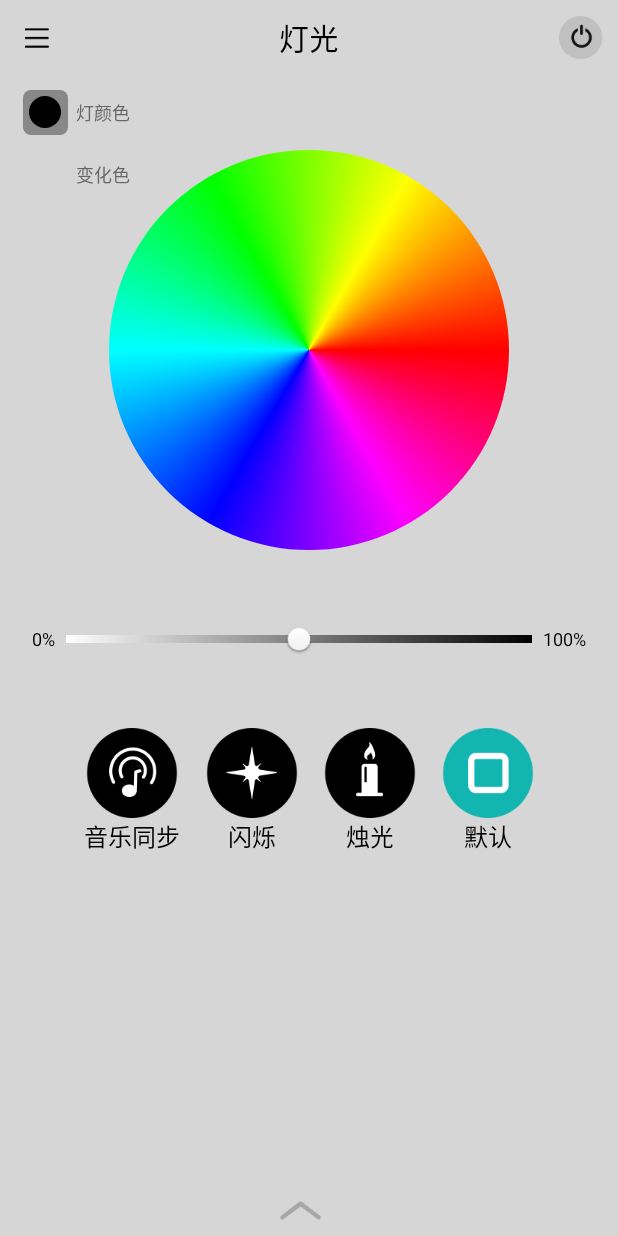
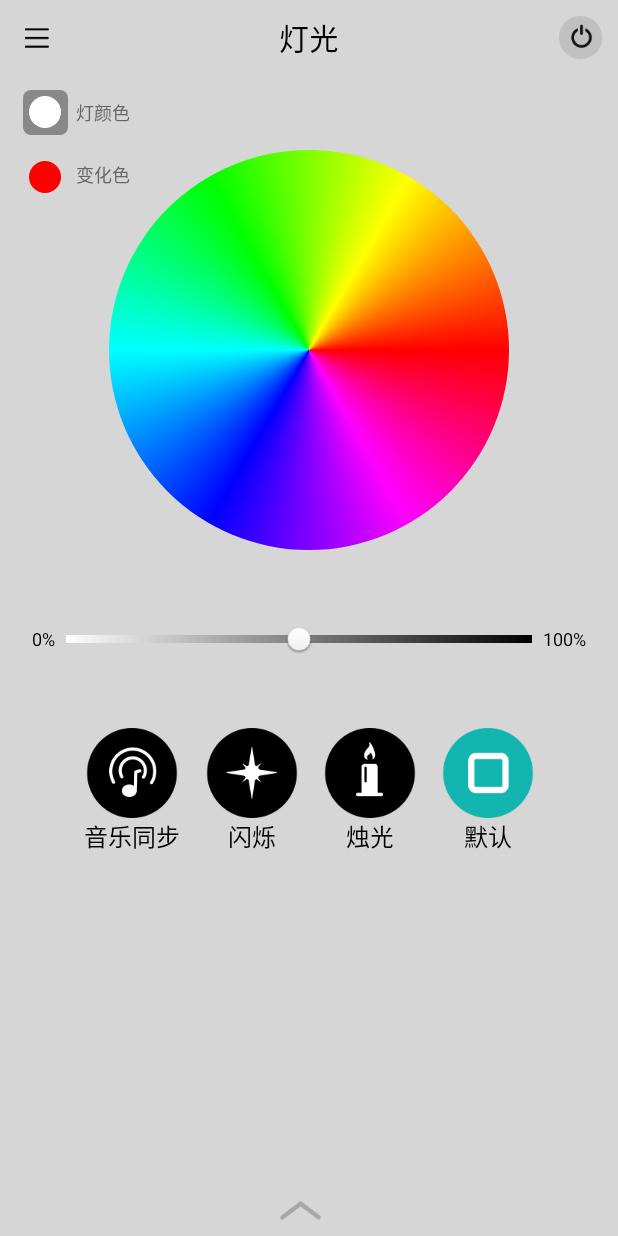
Before and after one commit to yinshijian-kkb/MagicLamp, an Android app: the screen it shows after launch (MyActivity), on a phone screen of 412 x 824 dp. Run offline under Robolectric (Android 15) with nearby library versions, the phone set to English and light mode, and no system bars; libraries missing offline, so code that uses them is left out: com.nineoldandroids.animation.

Commit message:
modify compound color logic

```diff
--- a/MagicLamp/src/main/java/tcl/com/magiclamp/data/LampColor.java
+++ b/MagicLamp/src/main/java/tcl/com/magiclamp/data/LampColor.java
@@ -20,7 +20,7 @@ public class LampColor {
     private LampColorState mState;
 
     public static final int COLOR_DISABLE = 0xff888888;
-    public static final int COLOR_EMPTY = 0xff000000;
+    public static final int COLOR_EMPTY = 0xffffffff;
     private boolean mChecked;
 
     public int getColor() {
--- a/MagicLamp/src/main/java/tcl/com/magiclamp/fragment/MainFragment.java
+++ b/MagicLamp/src/main/java/tcl/com/magiclamp/fragment/MainFragment.java
@@ -293,7 +293,10 @@ public class MainFragment extends Fragment implements
             LampColor _colorHolder = mCompundColorWithState.get(i);
             if (mLampData.getCompoundColor() != null && mLampData.getCompoundColor()[i] != 0) {
                 _colorHolder.setColor(mLampData.getCompoundColor()[i]);
+                mCompoundColorPosition ++;
+                mLastCompoundColorPos = mCompoundColorPosition;
             } else {
+                cancelColorPos.add(i);
                 _colorHolder.setColor(LampColor.COLOR_EMPTY);
             }
         }
@@ -467,7 +470,6 @@ public class MainFragment extends Fragment implements
                 //灯色
                 if (mLampData.getColor() != 0) {
                     mLampColor.setColor(LampColor.COLOR_EMPTY);
-                    mLampData.setColor(0);
                 } else {
                     ToastUtils.showShort(mContext, "请选择灯色");
                 }
@@ -515,10 +517,10 @@ public class MainFragment extends Fragment implements
      */
     private void checkedLampColor(boolean checked) {
         if (mLampColor.isChecked() == checked) return;//这是为什么把选中状态放在对象中的原因
-        view_lamp_bg.setBackgroundResource(checked ? R.drawable.changable_panel_bg : R.color.transparent);
         if (checked && mIsExpanded) {
             expandCompoundColor(false);
         }
+        view_lamp_bg.setBackgroundResource(checked ? R.drawable.changable_panel_bg : R.color.transparent);
         compoundColorContainer.setBackgroundResource(!checked ? R.drawable.changable_panel_bg : R.color.transparent);
         mLampColor.setChecked(checked);
     }
@@ -550,6 +552,7 @@ public class MainFragment extends Fragment implements
 
         for (int i = 0; i < compoundColorSize; i++) {
             LampColor _compoundColor = mCompundColorWithState.get(i);
+            if (i == 0) continue;
             /*//when expanded set the color button size
             if (i == 0) {
                 if (mIsExpanded) {
@@ -650,7 +653,10 @@ public class MainFragment extends Fragment implements
             if (!cancelColorPos.isEmpty()) {
                 int mPos = cancelColorPos.first();
                 fillCompoundColorPanel(mPos, color);
-                cancelColorPos.remove(mPos);
+                if (cancelColorPos.remove(mPos)){
+                    mCompoundColorPosition++;
+                    mLastCompoundColorPos = mCompoundColorPosition;
+                }
                 return;
             } else {
                 if (mCompoundColorPosition >= compoundColorSize) {
@@ -658,8 +664,18 @@ public class MainFragment extends Fragment implements
                     return;
                 }
             }
-            fillCompoundColorPanel(mCompoundColorPosition++, color);
+            fillCompoundColorPanel(++mCompoundColorPosition, color);
 //            checkedCompoundColor(++mCompoundColorPosition);
+        }
+    }
+
+    /**
+     * 填充填色板
+     */
+    private void fillCompoundColorPanel(int pos, int color) {
+        LampColor _compoundColor = mCompundColorWithState.get(pos);
+        if (_compoundColor.getColor() == LampColor.COLOR_EMPTY ){
+            mCompundColorWithState.get(pos).setColor(color);
         }
     }
 
@@ -668,13 +684,6 @@ public class MainFragment extends Fragment implements
      */
     private void fillPanel(int pos, int color) {
         mLampColor.setColor(color);
-    }
-
-    /**
-     * 填充填色板
-     */
-    private void fillCompoundColorPanel(int pos, int color) {
-        mCompundColorWithState.get(pos).setColor(color);
     }
 
     /*  OnItemClickListener  */
--- a/MagicLamp/src/main/java/tcl/com/magiclamp/utils/ConfigData.java
+++ b/MagicLamp/src/main/java/tcl/com/magiclamp/utils/ConfigData.java
@@ -36,9 +36,8 @@ public class ConfigData {
         );//all true
         int[] composeColor = new int[5];
         composeColor[0] = 0xffff0000;
-        composeColor[1] = 0xffffffff;
+        composeColor[1] = 0xff0000ff;
         composeColor[2] = 0xffffff00;
-//        composeColor[3] = 0xff0000ff;
         composeColor[3] = 0xffff0000;
 
         normalLamp.setCompoundColor(composeColor);
```
